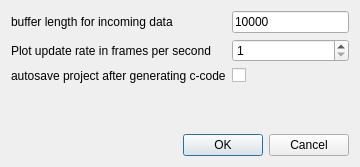
Qt form gui/designerfiles/applicationSettingsDialog.ui (hmcontroller/ControlDemonstrator) before a commit.
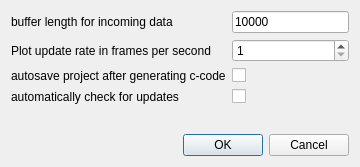
The same form after that commit.

Diff of the .ui file:
```diff
--- a/gui/designerfiles/applicationSettingsDialog.ui
+++ b/gui/designerfiles/applicationSettingsDialog.ui
@@ -69,6 +69,23 @@
          </property>
         </widget>
        </item>
+       <item row="3" column="0">
+        <widget class="QLabel" name="label_4">
+         <property name="text">
+          <string>automatically check for updates</string>
+         </property>
+        </widget>
+       </item>
+       <item row="3" column="1">
+        <widget class="QCheckBox" name="checkBoxAutoUpdate">
+         <property name="text">
+          <string/>
+         </property>
+         <property name="checkable">
+          <bool>false</bool>
+         </property>
+        </widget>
+       </item>
       </layout>
      </item>
      <item>
```
